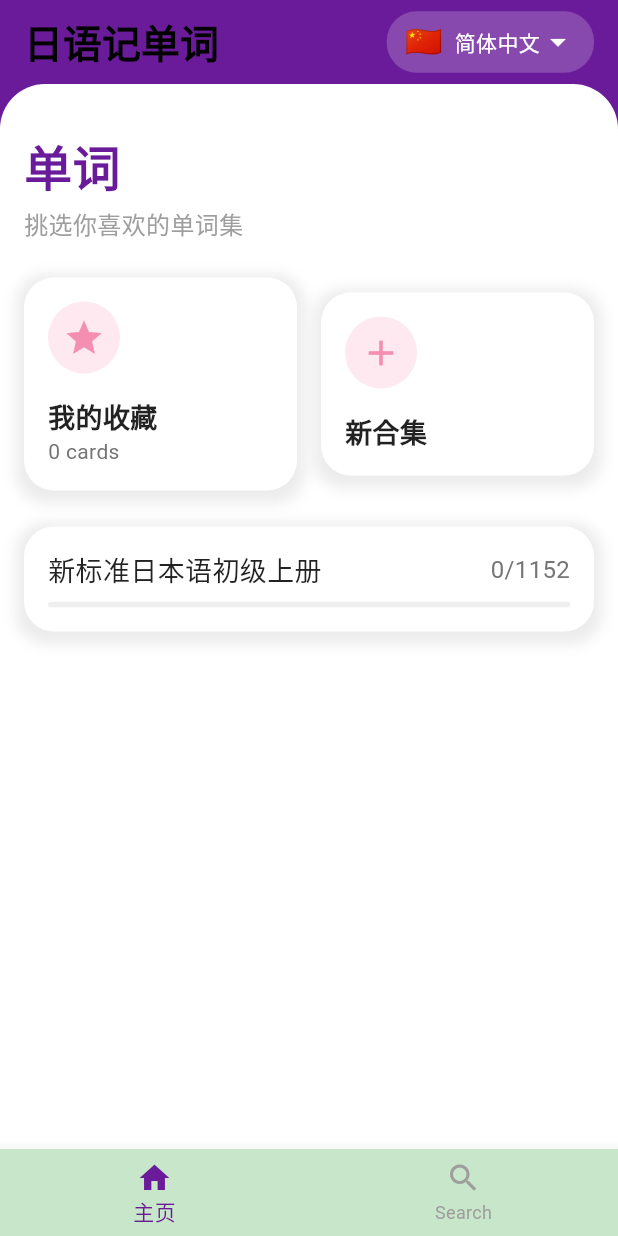
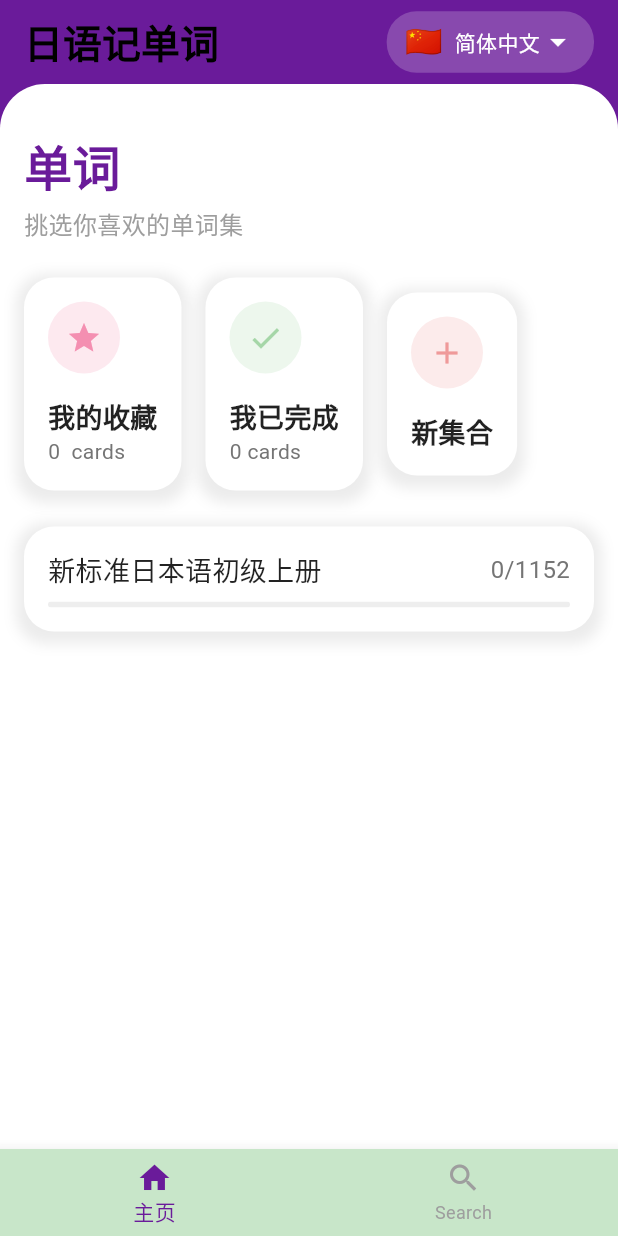
Before and after one commit to ssftree/nihong-bk, a Flutter app: the screen it shows after launch, on a phone screen of 412 x 824 dp. Run offline on Flutter 3.47's test engine with Material 3 defaults, Android fonts, the light colour scheme and no system bars; our stand-ins replace audioplayers, shared_preferences.

```diff
--- a/lib/category_page.dart
+++ b/lib/category_page.dart
@@ -4,6 +4,7 @@ import 'package:flutter/material.dart';
 import 'flashcard_page.dart';
 import 'model/triplevoc.dart';
 import 'model/book.dart';
+import 'model/lesson.dart';
 
 class CategoryPage extends StatefulWidget {
   const CategoryPage({Key? key}) : super(key: key);
@@ -17,6 +18,13 @@ class _CategoryPageState extends State<CategoryPage> {
   late Map<String, Map<String, String>> _completedVocabularies = {};
   late Map<String, Map<String, String>> _favoriteVocabularies = {};
 
+  @override
+  void initState() {
+    super.initState();
+    _futureBooks = _loadBookModel();
+    _loadCompletedVocabularies();
+  }
+
   int _getTotalFavoriteSize() {
     int total = 0;
     _favoriteVocabularies.forEach((key, value) {
@@ -24,11 +32,13 @@ class _CategoryPageState extends State<CategoryPage> {
     });
     return total;
   }
-  @override
-  void initState() {
-    super.initState();
-    _futureBooks = _loadBookModel();
-    _loadCompletedVocabularies();
+
+  int _getTotalCompletedSize() {
+    int total = 0;
+    _completedVocabularies.forEach((key, value) {
+      total += value.length;
+    });
+    return total;
   }
 
   Future<List<Book>> _loadBookModel() async {
@@ -141,26 +151,33 @@ class _CategoryPageState extends State<CategoryPage> {
                 ),
               ),
               const SizedBox(height: 24),
-              Row(
-                children: [
-                  Expanded(
-                    child: _buildCard(
+              SingleChildScrollView(
+                scrollDirection: Axis.horizontal,
+                child: Row(
+                  children: [
+                    _buildCard(
                       icon: Icons.star,
                       title: '我的收藏',
-                      count: '${_getTotalFavoriteSize()} cards',
+                      count: '${_getTotalFavoriteSize()}  cards',
                       iconColor: Colors.pink[200]!,
                     ),
-                  ),
-                  const SizedBox(width: 16),
-                  Expanded(
-                    child: _buildCard(
+                    const SizedBox(width: 16),
+                    _buildCard(
+                      icon: Icons.check,
+                      title: '我已完成',
+                      count: '${_getTotalCompletedSize()} cards',
+                      iconColor: Colors.green[200]!,
+                    ),
+                    const SizedBox(width: 16),
+                    _buildCard(
                       icon: Icons.add,
-                      title: '新合集',
+                      title: '新集合',
                       count: '',
-                      iconColor: Colors.pink[200]!,
+                      iconColor: Colors.red[200]!,
                     ),
-                  ),
-                ],
+                    // Add more cards as needed
+                  ],
+                ),
               ),
               const SizedBox(height: 24),
               Expanded(
@@ -180,8 +197,7 @@ class _CategoryPageState extends State<CategoryPage> {
                         itemBuilder: (context, index) {
                           final book = books[index];
                           final completedVocabularies = _completedVocabularies[book.bookId] ?? {};
-                          final favoriteVocabularies = _favoriteVocabularies[book.bookId] ?? {};
-                          return _buildCategoryItem(book, completedVocabularies, favoriteVocabularies);
+                          return _buildCategoryItem(book, completedVocabularies);
                         },
                       );
                     }
@@ -221,7 +237,7 @@ class _CategoryPageState extends State<CategoryPage> {
           CircleAvatar(
             radius: 24,
             backgroundColor: iconColor.withOpacity(0.2),
-            child: Icon(icon, color: iconColor, size: 28),
+            child: Icon(icon, color: iconColor, size: 24),
           ),
           const SizedBox(height: 16),
           Text(
@@ -244,8 +260,7 @@ class _CategoryPageState extends State<CategoryPage> {
     );
   }
 
-  Widget _buildCategoryItem(Book book, Map<String, String> completedVocabularies,
-      Map<String, String> favoriteVocabularies) {
+  Widget _buildCategoryItem(Book book, Map<String, String> completedVocabularies) {
     var total = book.totalVocabularies;
     var completed = completedVocabularies.length;
     return GestureDetector(
@@ -257,8 +272,7 @@ class _CategoryPageState extends State<CategoryPage> {
                 builder: (context) => FlashcardPage(
                       books: books,
                       curVoc: TripleVoc(bookId: 0, lessonId: 0, vocabularyId: 0),
-                      completedVocabularies: completedVocabularies,
-                    favoriteVocabularies: favoriteVocabularies,
+                    completedVocabularies: completedVocabularies,
                     )),
           );
         },
@@ -312,4 +326,5 @@ class _CategoryPageState extends State<CategoryPage> {
           ),
         ));
   }
+
 }
--- a/lib/model/vocabulary.dart
+++ b/lib/model/vocabulary.dart
@@ -24,6 +24,7 @@ class Vocabulary {
       type: json['type'] as String,
       chinese: json['chinese'] as String,
       romaji: json['romaji'] as String,
+      softLink: json['soft_link'] != null ? json['soft_link'] as String : '',
     );
   }
 
```
Also changed, not shown: lib/flashcard_page.dart (+115 -68 lines), lib/helpers/vocabulary_nevigate.dart (+2 -18 lines), lib/model/custom_lesson.dart (added, +7 -0 lines), lib/shared_preferences_helper.dart (+42 -43 lines), pubspec.yaml (+8 -0 lines), assets/icon/icon.png (added), pubspec.lock, 31 other files.
